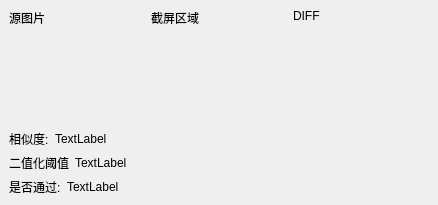
This is img_comparator/app/ui/MainWindow.ui in ACGN-Alliance/BlueArchive-Starter-cli as Qt 5 draws it before an edit. The edited form follows.
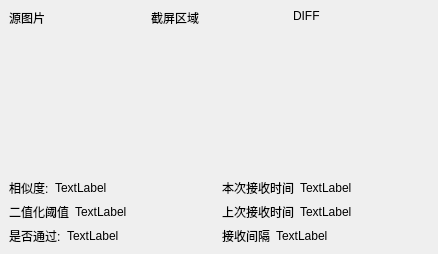
This is the edited form.

The edit to the form file:
```diff
--- a/img_comparator/app/ui/MainWindow.ui
+++ b/img_comparator/app/ui/MainWindow.ui
@@ -7,14 +7,14 @@
     <x>0</x>
     <y>0</y>
     <width>438</width>
-    <height>205</height>
+    <height>254</height>
    </rect>
   </property>
   <property name="windowTitle">
    <string>MainWindow</string>
   </property>
   <widget class="QWidget" name="centralwidget">
-   <layout class="QVBoxLayout" name="verticalLayout_4">
+   <layout class="QVBoxLayout" name="verticalLayout_6">
     <item>
      <layout class="QHBoxLayout" name="horizontalLayout">
       <item>
@@ -126,6 +126,10 @@
      </spacer>
     </item>
     <item>
+     <layout class="QHBoxLayout" name="horizontalLayout_7">
+      <item>
+       <layout class="QVBoxLayout" name="verticalLayout_4">
+        <item>
      <layout class="QHBoxLayout" name="horizontalLayout_3">
       <item>
        <widget class="QLabel" name="label_4">
@@ -212,6 +216,104 @@
          <string>TextLabel</string>
         </property>
        </widget>
+          </item>
+         </layout>
+        </item>
+       </layout>
+      </item>
+      <item>
+       <layout class="QVBoxLayout" name="verticalLayout_5">
+        <item>
+         <layout class="QHBoxLayout" name="horizontalLayout_5">
+          <item>
+           <widget class="QLabel" name="label_7">
+            <property name="sizePolicy">
+             <sizepolicy hsizetype="Fixed" vsizetype="Preferred">
+              <horstretch>0</horstretch>
+              <verstretch>0</verstretch>
+             </sizepolicy>
+            </property>
+            <property name="text">
+             <string>本次接收时间</string>
+            </property>
+           </widget>
+          </item>
+          <item>
+           <widget class="QLabel" name="currentTime">
+            <property name="sizePolicy">
+             <sizepolicy hsizetype="Expanding" vsizetype="Preferred">
+              <horstretch>0</horstretch>
+              <verstretch>0</verstretch>
+             </sizepolicy>
+            </property>
+            <property name="text">
+             <string>TextLabel</string>
+            </property>
+           </widget>
+          </item>
+         </layout>
+        </item>
+        <item>
+         <layout class="QHBoxLayout" name="horizontalLayout_6">
+          <item>
+           <widget class="QLabel" name="label_8">
+            <property name="sizePolicy">
+             <sizepolicy hsizetype="Fixed" vsizetype="Preferred">
+              <horstretch>0</horstretch>
+              <verstretch>0</verstretch>
+             </sizepolicy>
+            </property>
+            <property name="text">
+             <string>上次接收时间</string>
+            </property>
+           </widget>
+          </item>
+          <item>
+           <widget class="QLabel" name="previousTime">
+            <property name="sizePolicy">
+             <sizepolicy hsizetype="Expanding" vsizetype="Preferred">
+              <horstretch>0</horstretch>
+              <verstretch>0</verstretch>
+             </sizepolicy>
+            </property>
+            <property name="text">
+             <string>TextLabel</string>
+            </property>
+           </widget>
+          </item>
+         </layout>
+        </item>
+        <item>
+         <layout class="QHBoxLayout" name="horizontalLayout_8">
+          <item>
+           <widget class="QLabel" name="label_9">
+            <property name="sizePolicy">
+             <sizepolicy hsizetype="Fixed" vsizetype="Preferred">
+              <horstretch>0</horstretch>
+              <verstretch>0</verstretch>
+             </sizepolicy>
+            </property>
+            <property name="text">
+             <string>接收间隔</string>
+            </property>
+           </widget>
+          </item>
+          <item>
+           <widget class="QLabel" name="timeDelta">
+            <property name="sizePolicy">
+             <sizepolicy hsizetype="Expanding" vsizetype="Preferred">
+              <horstretch>0</horstretch>
+              <verstretch>0</verstretch>
+             </sizepolicy>
+            </property>
+            <property name="text">
+             <string>TextLabel</string>
+            </property>
+           </widget>
+          </item>
+         </layout>
+        </item>
+       </layout>
       </item>
      </layout>
     </item>
```
Lines whose indentation alone changed are shown as unchanged.
